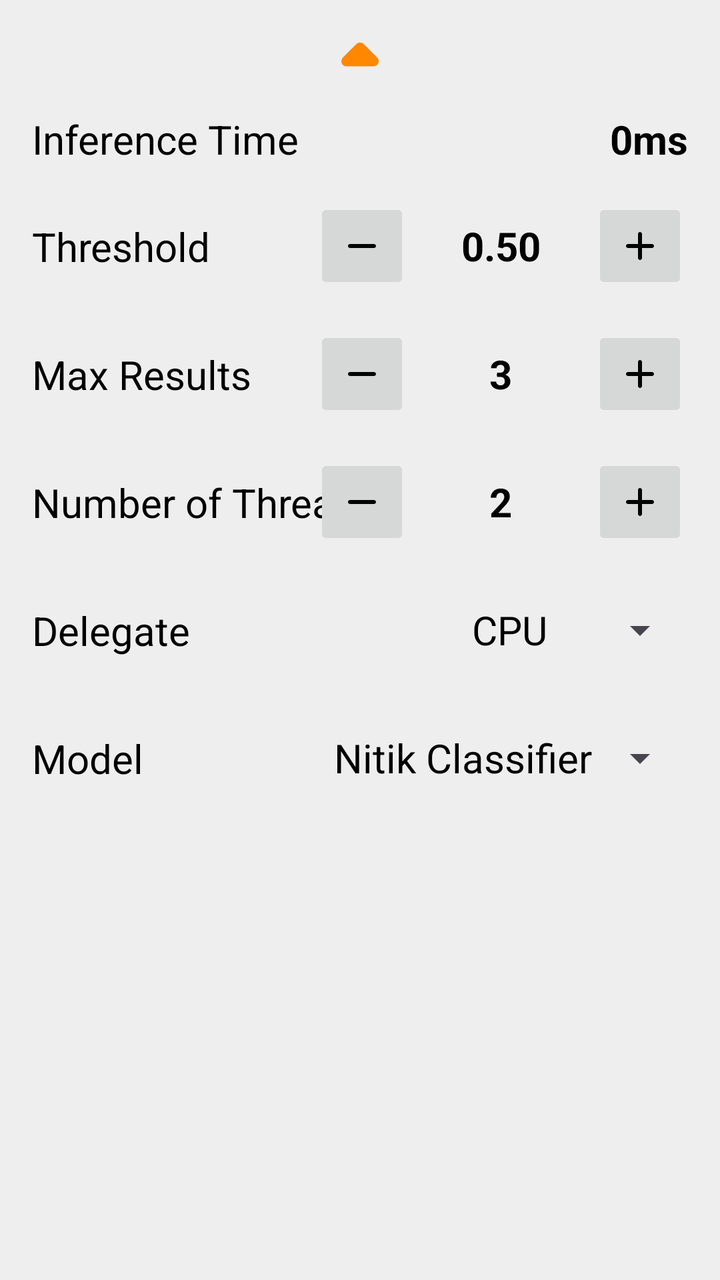
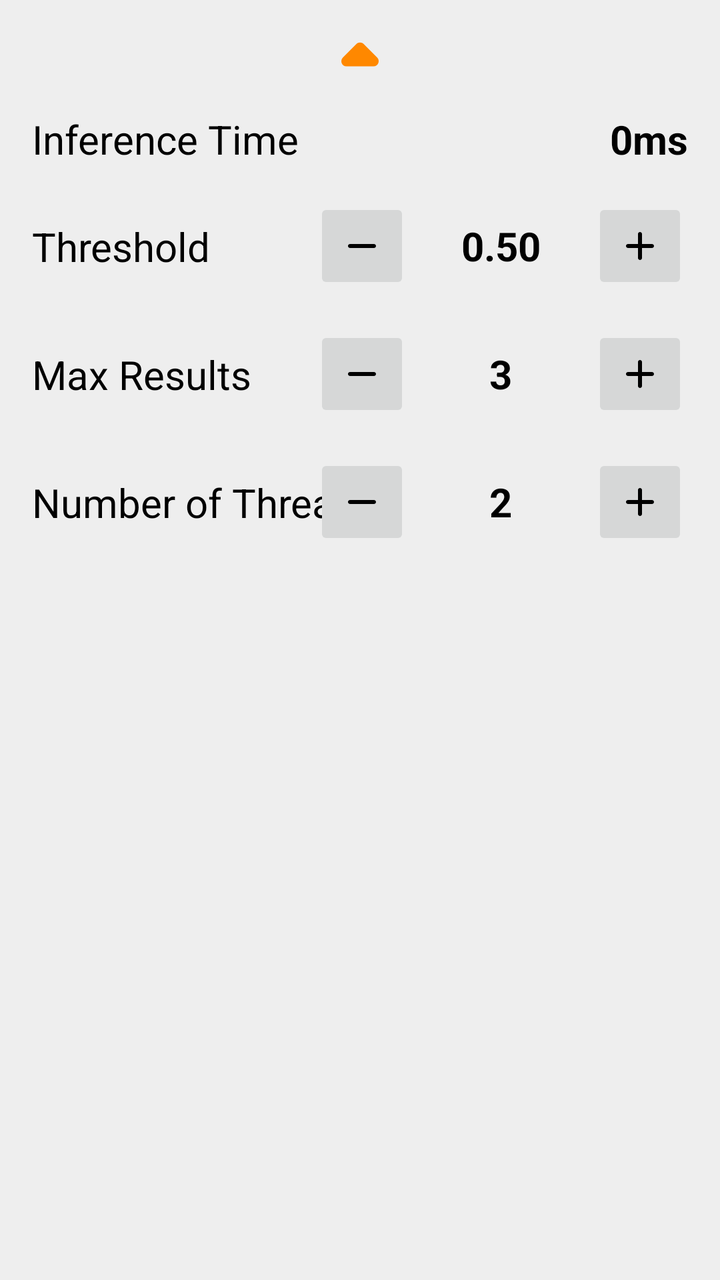

An Android layout rendered at two revisions. The XML below is the earlier revision; the diff shows what the commit changed to produce the second picture.
<!-- AndroidManifest.xml: application theme Theme.BatikNitikClassifier -->
<!-- res/layout/camera_bottom_sheet.xml -->
<?xml version="1.0" encoding="utf-8"?>
<androidx.core.widget.NestedScrollView xmlns:android="http://schemas.android.com/apk/res/android"
    xmlns:app="http://schemas.android.com/apk/res-auto"
    xmlns:tools="http://schemas.android.com/tools"
    android:id="@+id/bottom_sheet_layout"
    android:layout_width="match_parent"
    android:layout_height="wrap_content"
    android:background="@color/bottom_sheet_background"
    android:orientation="vertical"
    android:padding="@dimen/div_padding_regular"
    app:behavior_hideable="false"
    app:behavior_peekHeight="@dimen/bottom_sheet_peek_height"
    app:layout_behavior="com.google.android.material.bottomsheet.BottomSheetBehavior">

    <androidx.appcompat.widget.LinearLayoutCompat
        android:layout_width="match_parent"
        android:layout_height="wrap_content"
        android:orientation="vertical">

        
        <RelativeLayout
            android:layout_width="match_parent"
            android:layout_height="wrap_content">

            <androidx.appcompat.widget.AppCompatImageButton
                android:layout_width="wrap_content"
                android:layout_height="wrap_content"
                android:layout_centerInParent="true"
                android:padding="0dp"
                android:scaleType="fitXY"
                android:backgroundTint="@android:color/transparent"
                android:contentDescription="@string/desc_bottom_sheet_expand_icon"
                android:src="@drawable/round_arrow_drop_up_24"
                app:tint="@android:color/holo_orange_dark"
                tools:ignore="TouchTargetSizeCheck,ImageContrastCheck" />
        </RelativeLayout>

        
        <androidx.appcompat.widget.LinearLayoutCompat
            android:layout_width="match_parent"
            android:layout_height="wrap_content"
            android:layout_marginTop="@dimen/bottom_sheet_row_margin"
            android:orientation="horizontal">

            <TextView
                android:layout_width="wrap_content"
                android:layout_height="wrap_content"
                android:id="@+id/label_inference_time"
                android:layout_centerVertical="true"
                android:text="@string/label_inference_time"
                android:textSize="@dimen/bottom_sheet_label_size"
                android:textColor="@color/bottom_sheet_text_color" />

            <TextView
                android:id="@+id/inference_time_val"
                android:layout_width="match_parent"
                android:layout_height="wrap_content"
                android:layout_centerVertical="true"
                android:gravity="end"
                android:text="@string/val_inference_default"
                android:textColor="@color/bottom_sheet_text_color"
                android:textSize="@dimen/bottom_sheet_label_size"
                android:textStyle="bold" />
        </androidx.appcompat.widget.LinearLayoutCompat>

        
        <androidx.constraintlayout.widget.ConstraintLayout
            android:layout_width="match_parent"
            android:layout_height="wrap_content"
            android:layout_marginTop="@dimen/bottom_sheet_row_margin">

            <TextView
                android:layout_width="wrap_content"
                android:layout_height="wrap_content"
                android:layout_centerVertical="true"
                android:text="@string/label_threshold"
                android:textColor="@color/bottom_sheet_text_color"
                android:textSize="@dimen/bottom_sheet_label_size"
                app:layout_constraintBottom_toBottomOf="parent"
                app:layout_constraintStart_toStartOf="parent"
                app:layout_constraintTop_toTopOf="parent" />

            <androidx.appcompat.widget.LinearLayoutCompat
                android:layout_width="wrap_content"
                android:layout_height="wrap_content"
                android:layout_alignParentEnd="true"
                android:gravity="center"
                android:orientation="horizontal"
                app:layout_constraintBottom_toBottomOf="parent"
                app:layout_constraintEnd_toEndOf="parent"
                app:layout_constraintTop_toTopOf="parent">

                <androidx.appcompat.widget.AppCompatImageButton
                    android:id="@+id/threshold_minus"
                    android:layout_width="@dimen/bottom_sheet_control_btn_size"
                    android:layout_height="@dimen/bottom_sheet_control_btn_size"
                    android:contentDescription="@string/desc_threshold_minus"
                    android:src="@drawable/round_remove_24" />

                <TextView
                    android:layout_width="wrap_content"
                    android:layout_height="wrap_content"
                    android:id="@+id/threshold_value"
                    android:layout_marginStart="@dimen/bottom_sheet_text_side_margin"
                    android:layout_marginEnd="@dimen/bottom_sheet_text_side_margin"
                    android:gravity="center"
                    android:minEms="@integer/bottom_sheet_control_text_min_ems"
                    android:text="@string/val_threshold_default"
                    android:textColor="@color/bottom_sheet_text_color"
                    android:textSize="@dimen/bottom_sheet_label_size"
                    android:textStyle="bold" />

                <androidx.appcompat.widget.AppCompatImageButton
                    android:id="@+id/threshold_plus"
                    android:layout_width="@dimen/bottom_sheet_control_btn_size"
                    android:layout_height="@dimen/bottom_sheet_control_btn_size"
                    android:contentDescription="@string/desc_threshold_plus"
                    android:src="@drawable/round_add_24" />
            </androidx.appcompat.widget.LinearLayoutCompat>
        </androidx.constraintlayout.widget.ConstraintLayout>

        
        <androidx.constraintlayout.widget.ConstraintLayout
            android:layout_width="match_parent"
            android:layout_height="wrap_content"
            android:layout_marginTop="@dimen/bottom_sheet_row_margin">

            <TextView
                android:layout_width="wrap_content"
                android:layout_height="wrap_content"
                android:layout_centerVertical="true"
                android:text="@string/label_max_results"
                android:textColor="@color/bottom_sheet_text_color"
                android:textSize="@dimen/bottom_sheet_label_size"
                app:layout_constraintBottom_toBottomOf="parent"
                app:layout_constraintStart_toStartOf="parent"
                app:layout_constraintTop_toTopOf="parent" />

            <androidx.appcompat.widget.LinearLayoutCompat
                android:layout_width="wrap_content"
                android:layout_height="wrap_content"
                android:layout_alignParentEnd="true"
                android:gravity="center"
                android:orientation="horizontal"
                app:layout_constraintBottom_toBottomOf="parent"
                app:layout_constraintEnd_toEndOf="parent"
                app:layout_constraintTop_toTopOf="parent">

                <androidx.appcompat.widget.AppCompatImageButton
                    android:id="@+id/max_results_minus"
                    android:layout_width="@dimen/bottom_sheet_control_btn_size"
                    android:layout_height="@dimen/bottom_sheet_control_btn_size"
                    android:contentDescription="@string/desc_max_results_minus"
                    android:src="@drawable/round_remove_24" />

                <TextView
                    android:layout_width="wrap_content"
                    android:layout_height="wrap_content"
                    android:id="@+id/max_results_value"
                    android:layout_marginStart="@dimen/bottom_sheet_text_side_margin"
                    android:layout_marginEnd="@dimen/bottom_sheet_text_side_margin"
                    android:gravity="center"
                    android:minEms="@integer/bottom_sheet_control_text_min_ems"
                    android:text="@string/val_max_results_default"
                    android:textColor="@color/bottom_sheet_text_color"
                    android:textSize="@dimen/bottom_sheet_label_size"
                    android:textStyle="bold" />

                <androidx.appcompat.widget.AppCompatImageButton
                    android:id="@+id/max_results_plus"
                    android:layout_width="@dimen/bottom_sheet_control_btn_size"
                    android:layout_height="@dimen/bottom_sheet_control_btn_size"
                    android:contentDescription="@string/desc_max_results_plus"
                    android:src="@drawable/round_add_24" />
            </androidx.appcompat.widget.LinearLayoutCompat>
        </androidx.constraintlayout.widget.ConstraintLayout>

        
        <androidx.constraintlayout.widget.ConstraintLayout
            android:layout_width="match_parent"
            android:layout_height="wrap_content"
            android:layout_marginTop="@dimen/bottom_sheet_row_margin">

            <TextView
                android:layout_width="wrap_content"
                android:layout_height="wrap_content"
                android:layout_centerVertical="true"
                android:text="@string/label_num_of_threads"
                android:textColor="@color/bottom_sheet_text_color"
                android:textSize="@dimen/bottom_sheet_label_size"
                app:layout_constraintBottom_toBottomOf="parent"
                app:layout_constraintStart_toStartOf="parent"
                app:layout_constraintTop_toTopOf="parent" />

            <androidx.appcompat.widget.LinearLayoutCompat
                android:layout_width="wrap_content"
                android:layout_height="wrap_content"
                android:layout_alignParentEnd="true"
                android:gravity="center"
                android:orientation="horizontal"
                app:layout_constraintBottom_toBottomOf="parent"
                app:layout_constraintEnd_toEndOf="parent"
                app:layout_constraintTop_toTopOf="parent">

                <androidx.appcompat.widget.AppCompatImageButton
                    android:id="@+id/threads_minus"
                    android:layout_width="@dimen/bottom_sheet_control_btn_size"
                    android:layout_height="@dimen/bottom_sheet_control_btn_size"
                    android:contentDescription="@string/desc_threads_minus"
                    android:src="@drawable/round_remove_24" />

                <TextView
                    android:layout_width="wrap_content"
                    android:layout_height="wrap_content"
                    android:id="@+id/threads_value"
                    android:layout_marginStart="@dimen/bottom_sheet_text_side_margin"
                    android:layout_marginEnd="@dimen/bottom_sheet_text_side_margin"
                    android:gravity="center"
                    android:minEms="@integer/bottom_sheet_control_text_min_ems"
                    android:text="@string/val_num_of_threads_default"
                    android:textColor="@color/bottom_sheet_text_color"
                    android:textSize="@dimen/bottom_sheet_label_size"
                    android:textStyle="bold" />

                <androidx.appcompat.widget.AppCompatImageButton
                    android:id="@+id/threads_plus"
                    android:layout_width="@dimen/bottom_sheet_control_btn_size"
                    android:layout_height="@dimen/bottom_sheet_control_btn_size"
                    android:contentDescription="@string/desc_threads_plus"
                    android:src="@drawable/round_add_24" />
            </androidx.appcompat.widget.LinearLayoutCompat>
        </androidx.constraintlayout.widget.ConstraintLayout>

        
        <androidx.constraintlayout.widget.ConstraintLayout
            android:layout_width="match_parent"
            android:layout_height="wrap_content"
            android:layout_marginTop="@dimen/bottom_sheet_row_margin">

            <TextView
                android:layout_width="wrap_content"
                android:layout_height="wrap_content"
                android:text="@string/label_delegate"
                android:textColor="@color/bottom_sheet_text_color"
                android:textSize="@dimen/bottom_sheet_label_size"
                app:layout_constraintBottom_toBottomOf="parent"
                app:layout_constraintStart_toStartOf="parent"
                app:layout_constraintTop_toTopOf="parent" />

            <androidx.appcompat.widget.AppCompatSpinner
                android:id="@+id/spinner_delegate"
                android:layout_width="wrap_content"
                android:layout_height="wrap_content"
                android:entries="@array/labels_spinner_delegate"
                android:minHeight="48dp"
                android:spinnerMode="dropdown"
                android:theme="@style/BottomSheetSpinnerItemStyle"
                app:layout_constraintBottom_toBottomOf="parent"
                app:layout_constraintEnd_toEndOf="parent"
                app:layout_constraintTop_toTopOf="parent" />
        </androidx.constraintlayout.widget.ConstraintLayout>

        
        <androidx.constraintlayout.widget.ConstraintLayout
            android:layout_width="match_parent"
            android:layout_height="wrap_content"
            android:layout_marginTop="@dimen/bottom_sheet_row_margin">

            <TextView
                android:layout_width="wrap_content"
                android:layout_height="wrap_content"
                android:text="@string/label_chosen_model"
                android:textColor="@color/bottom_sheet_text_color"
                android:textSize="@dimen/bottom_sheet_label_size"
                app:layout_constraintBottom_toBottomOf="parent"
                app:layout_constraintStart_toStartOf="parent"
                app:layout_constraintTop_toTopOf="parent" />

            <androidx.appcompat.widget.AppCompatSpinner
                android:id="@+id/spinner_model"
                android:layout_width="wrap_content"
                android:layout_height="wrap_content"
                android:entries="@array/labels_spinner_model"
                android:minHeight="48dp"
                android:spinnerMode="dropdown"
                android:theme="@style/BottomSheetSpinnerItemStyle"
                app:layout_constraintBottom_toBottomOf="parent"
                app:layout_constraintEnd_toEndOf="parent"
                app:layout_constraintTop_toTopOf="parent" />
        </androidx.constraintlayout.widget.ConstraintLayout>
    </androidx.appcompat.widget.LinearLayoutCompat>
</androidx.core.widget.NestedScrollView>
<!-- resources referenced by this layout -->
<resources>
  <string-array name="labels_spinner_delegate">
          <item>CPU</item>
          <item>GPU</item>
          <item>NNAPI</item>
      </string-array>
  <string-array name="labels_spinner_model">
          <item>Nitik Classifier</item>
          <item>MobileNet V1</item>
      </string-array>
  <color name="bottom_sheet_background">#EEEEEE</color>
  <color name="bottom_sheet_text_color">@android:color/black</color>
  <dimen name="bottom_sheet_control_btn_size">48dp</dimen>
  <dimen name="bottom_sheet_label_size">20sp</dimen>
  <dimen name="bottom_sheet_peek_height">50dp</dimen>
  <dimen name="bottom_sheet_row_margin">16dp</dimen>
  <dimen name="bottom_sheet_text_side_margin">10dp</dimen>
  <dimen name="div_padding_regular">16dp</dimen>
  <!-- drawable round_add_24 (drawable) -->
  <vector xmlns:android="http://schemas.android.com/apk/res/android" android:height="24dp" android:tint="#000000" android:viewportHeight="24" android:viewportWidth="24" android:width="24dp">
        
      <path android:fillColor="@android:color/white" android:pathData="M18,13h-5v5c0,0.55 -0.45,1 -1,1s-1,-0.45 -1,-1v-5H6c-0.55,0 -1,-0.45 -1,-1s0.45,-1 1,-1h5V6c0,-0.55 0.45,-1 1,-1s1,0.45 1,1v5h5c0.55,0 1,0.45 1,1s-0.45,1 -1,1z"/>
      
  </vector>
  <!-- drawable round_arrow_drop_up_24 (drawable) -->
  <vector xmlns:android="http://schemas.android.com/apk/res/android" android:height="24dp" android:tint="#000000" android:viewportHeight="24" android:viewportWidth="24" android:width="24dp">
  
      <group
          android:pivotX="12"
          android:pivotY="12"
          android:scaleX="2.6"
          android:scaleY="2.6">
  
          <path android:fillColor="@android:color/white" android:pathData="M8.71,12.29L11.3,9.7c0.39,-0.39 1.02,-0.39 1.41,0l2.59,2.59c0.63,0.63 0.18,1.71 -0.71,1.71H9.41c-0.89,0 -1.33,-1.08 -0.7,-1.71z"/>
      </group>
  </vector>
  <!-- drawable round_remove_24 (drawable) -->
  <vector xmlns:android="http://schemas.android.com/apk/res/android" android:height="24dp" android:tint="#000000" android:viewportHeight="24" android:viewportWidth="24" android:width="24dp">
        
      <path android:fillColor="@android:color/white" android:pathData="M18,13H6c-0.55,0 -1,-0.45 -1,-1s0.45,-1 1,-1h12c0.55,0 1,0.45 1,1s-0.45,1 -1,1z"/>
      
  </vector>
  <integer name="bottom_sheet_control_text_min_ems">3</integer>
  <string name="desc_bottom_sheet_expand_icon">Bottom sheet expandable indicator</string>
  <string name="desc_max_results_minus">Decrease max classified results</string>
  <string name="desc_max_results_plus">Increase max classified results</string>
  <string name="desc_threads_minus">Decrease number of threads used</string>
  <string name="desc_threads_plus">Increase number of threads used</string>
  <string name="desc_threshold_minus">Decrease threshold of max classification result</string>
  <string name="desc_threshold_plus">Increase threshold of max classification result</string>
  <string name="label_chosen_model">Model</string>
  <string name="label_delegate">Delegate</string>
  <string name="label_inference_time">Inference Time</string>
  <string name="label_max_results">Max Results</string>
  <string name="label_num_of_threads">Number of Threads</string>
  <string name="label_threshold">Threshold</string>
  <string name="val_inference_default">0ms</string>
  <string name="val_max_results_default">3</string>
  <string name="val_num_of_threads_default">2</string>
  <string name="val_threshold_default">0.50</string>
  <style name="BottomSheetSpinnerItemStyle" parent="Widget.AppCompat.Light.DropDownItem.Spinner">
          <item name="android:textSize">@dimen/bottom_sheet_label_size</item>
          <item name="android:textColor">@color/bottom_sheet_text_color</item>
          <item name="android:background">@color/bottom_sheet_background</item>
      </style>
  <style name="Theme.BatikNitikClassifier" parent="Base.Theme.BatikNitikClassifier" />
  <style name="Base.Theme.BatikNitikClassifier" parent="Theme.Material3.DayNight.NoActionBar">
          
          
      </style>
</resources>

<!-- the commit's change to res/layout/camera_bottom_sheet.xml (unified diff, before → after) -->
@@ -230,63 +230,5 @@
                     android:src="@drawable/round_add_24" />
             </androidx.appcompat.widget.LinearLayoutCompat>
         </androidx.constraintlayout.widget.ConstraintLayout>
-
-        
-        <androidx.constraintlayout.widget.ConstraintLayout
-            android:layout_width="match_parent"
-            android:layout_height="wrap_content"
-            android:layout_marginTop="@dimen/bottom_sheet_row_margin">
-
-            <TextView
-                android:layout_width="wrap_content"
-                android:layout_height="wrap_content"
-                android:text="@string/label_delegate"
-                android:textColor="@color/bottom_sheet_text_color"
-                android:textSize="@dimen/bottom_sheet_label_size"
-                app:layout_constraintBottom_toBottomOf="parent"
-                app:layout_constraintStart_toStartOf="parent"
-                app:layout_constraintTop_toTopOf="parent" />
-
-            <androidx.appcompat.widget.AppCompatSpinner
-                android:id="@+id/spinner_delegate"
-                android:layout_width="wrap_content"
-                android:layout_height="wrap_content"
-                android:entries="@array/labels_spinner_delegate"
-                android:minHeight="48dp"
-                android:spinnerMode="dropdown"
-                android:theme="@style/BottomSheetSpinnerItemStyle"
-                app:layout_constraintBottom_toBottomOf="parent"
-                app:layout_constraintEnd_toEndOf="parent"
-                app:layout_constraintTop_toTopOf="parent" />
-        </androidx.constraintlayout.widget.ConstraintLayout>
-
-        
-        <androidx.constraintlayout.widget.ConstraintLayout
-            android:layout_width="match_parent"
-            android:layout_height="wrap_content"
-            android:layout_marginTop="@dimen/bottom_sheet_row_margin">
-
-            <TextView
-                android:layout_width="wrap_content"
-                android:layout_height="wrap_content"
-                android:text="@string/label_chosen_model"
-                android:textColor="@color/bottom_sheet_text_color"
-                android:textSize="@dimen/bottom_sheet_label_size"
-                app:layout_constraintBottom_toBottomOf="parent"
-                app:layout_constraintStart_toStartOf="parent"
-                app:layout_constraintTop_toTopOf="parent" />
-
-            <androidx.appcompat.widget.AppCompatSpinner
-                android:id="@+id/spinner_model"
-                android:layout_width="wrap_content"
-                android:layout_height="wrap_content"
-                android:entries="@array/labels_spinner_model"
-                android:minHeight="48dp"
-                android:spinnerMode="dropdown"
-                android:theme="@style/BottomSheetSpinnerItemStyle"
-                app:layout_constraintBottom_toBottomOf="parent"
-                app:layout_constraintEnd_toEndOf="parent"
-                app:layout_constraintTop_toTopOf="parent" />
-        </androidx.constraintlayout.widget.ConstraintLayout>
     </androidx.appcompat.widget.LinearLayoutCompat>
 </androidx.core.widget.NestedScrollView>
<!-- resource entries referenced after the edit -->
@@ -1,14 +1,5 @@
 <!-- resources referenced by this layout -->
 <resources>
-  <string-array name="labels_spinner_delegate">
-          <item>CPU</item>
-          <item>GPU</item>
-          <item>NNAPI</item>
-      </string-array>
-  <string-array name="labels_spinner_model">
-          <item>Nitik Classifier</item>
-          <item>MobileNet V1</item>
-      </string-array>
   <color name="bottom_sheet_background">#EEEEEE</color>
   <color name="bottom_sheet_text_color">@android:color/black</color>
   <dimen name="bottom_sheet_control_btn_size">48dp</dimen>
@@ -49,8 +40,6 @@
   <string name="desc_threads_plus">Increase number of threads used</string>
   <string name="desc_threshold_minus">Decrease threshold of max classification result</string>
   <string name="desc_threshold_plus">Increase threshold of max classification result</string>
-  <string name="label_chosen_model">Model</string>
-  <string name="label_delegate">Delegate</string>
   <string name="label_inference_time">Inference Time</string>
   <string name="label_max_results">Max Results</string>
   <string name="label_num_of_threads">Number of Threads</string>
@@ -59,11 +48,6 @@
   <string name="val_max_results_default">3</string>
   <string name="val_num_of_threads_default">2</string>
   <string name="val_threshold_default">0.50</string>
-  <style name="BottomSheetSpinnerItemStyle" parent="Widget.AppCompat.Light.DropDownItem.Spinner">
-          <item name="android:textSize">@dimen/bottom_sheet_label_size</item>
-          <item name="android:textColor">@color/bottom_sheet_text_color</item>
-          <item name="android:background">@color/bottom_sheet_background</item>
-      </style>
   <style name="Theme.BatikNitikClassifier" parent="Base.Theme.BatikNitikClassifier" />
   <style name="Base.Theme.BatikNitikClassifier" parent="Theme.Material3.DayNight.NoActionBar">
           
